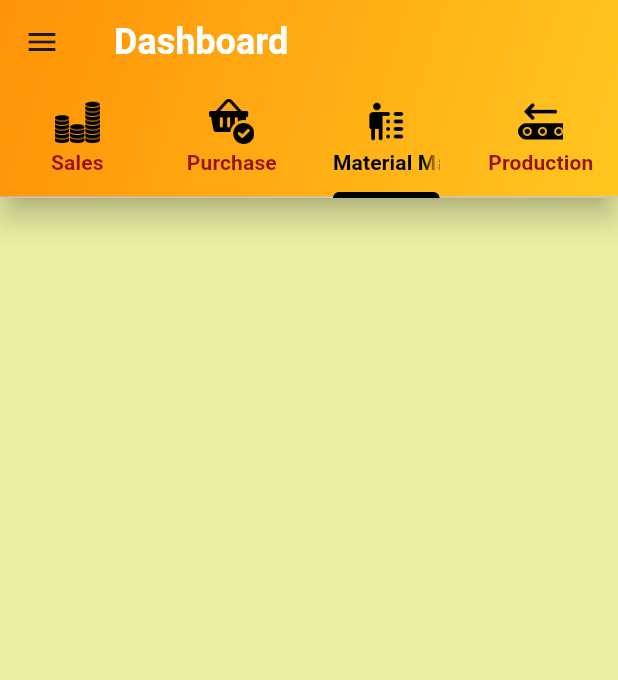
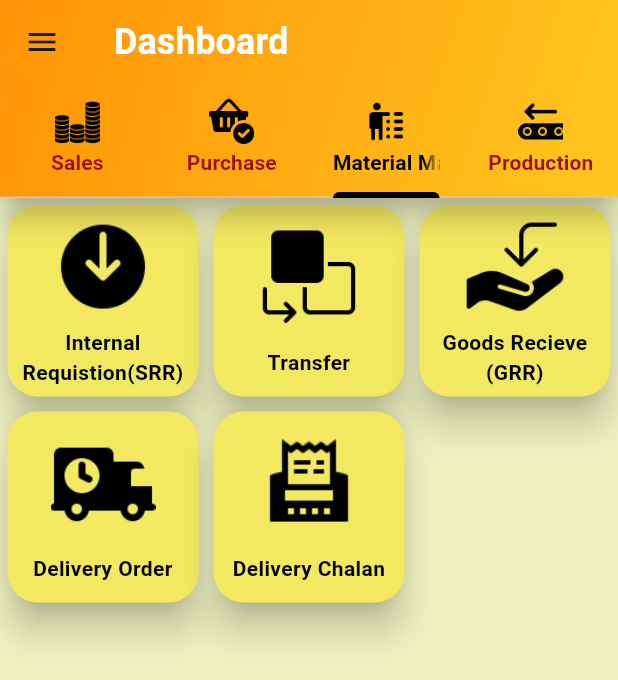
Before and after one commit to minhazmashfi/Niret_ERP, a Flutter app: the PanelPage screen opened directly, tab 3 chosen, on a phone screen of 412 x 824 dp. Shown: the top 680 px of the screen. Run offline on Flutter 3.47's test engine with Material 3 defaults, Android fonts, the phone set to English and light mode, and no system bars; our stand-ins replace get, google_fonts; missing offline and left inert: back_pressed; Roboto replaces fonts that are missing (Ubuntu).

Commit message:
Dashboard completed

```diff
--- a/lib/dashboard_tiles.dart
+++ b/lib/dashboard_tiles.dart
@@ -1,3 +1,5 @@
+//import 'dart:html';
+
 import 'package:flutter/material.dart';
 import 'package:google_fonts/google_fonts.dart';
 import 'package:niret_app/internal_sale.dart';
@@ -25,7 +27,7 @@ class DashboardTiles extends StatelessWidget {
            crossAxisAlignment: CrossAxisAlignment.center,
            children: [
             Image.asset(iconString,height:70,width:70),
-            Text(labelText,style: TextStyle(fontSize: 18,fontWeight: FontWeight.bold,color: Colors.black),)
+            Text(labelText,style: TextStyle(fontSize: 14,fontWeight: FontWeight.bold,color: Colors.black,),textAlign: TextAlign.center,)
 
            ]
            ),
--- a/lib/panel_page.dart
+++ b/lib/panel_page.dart
@@ -35,7 +35,7 @@ class _PanelPageState extends State<PanelPage> {
           ,alignment: Alignment.center));
         },
         child: Scaffold(
-          backgroundColor: Color.fromARGB(255, 236, 240, 164),
+          backgroundColor: Color.fromARGB(255, 239, 241, 193),
           drawer: Sidebar(),
           appBar: AppBar(
             elevation: 8,
@@ -68,7 +68,7 @@ class _PanelPageState extends State<PanelPage> {
 
         body: TabBarView(
           children: [
-           GridView.count(crossAxisCount: 4,childAspectRatio:(8/5) ,
+           GridView.count(crossAxisCount: 3,childAspectRatio:(65/65) ,
 
           children: [
 
@@ -82,7 +82,7 @@ class _PanelPageState extends State<PanelPage> {
 
           ),
 
-         GridView.count(crossAxisCount: 4,childAspectRatio:(8/5) ,
+         GridView.count(crossAxisCount: 3,childAspectRatio:(65/65) ,
 
           children: [
 
@@ -95,7 +95,20 @@ class _PanelPageState extends State<PanelPage> {
           ],
 
           ),
-        Column(),
+         GridView.count(crossAxisCount: 3,childAspectRatio:(65/65) ,
+
+          children: [
+
+            DashboardTiles('Internal Requistion(SRR)','assets/images/SRR.png'),
+            DashboardTiles('Transfer','assets/images/transfer.png'),
+            DashboardTiles('Goods Recieve (GRR)','assets/images/grr.png'),
+            DashboardTiles('Delivery Order','assets/images/delivery.png'),
+            DashboardTiles('Delivery Chalan','assets/images/Dc.png'),
+
+
+          ],
+
+          ),
         Column()
 
           ],
--- a/lib/shoelist_tiles.dart
+++ b/lib/shoelist_tiles.dart
@@ -17,12 +17,12 @@ class ShoeListTiles extends StatelessWidget {
   Widget build(context) {
 
     return Padding(
-        padding: const EdgeInsets.symmetric(vertical: 6, horizontal: 2),
+        padding: const EdgeInsets.symmetric(vertical: 2, horizontal: 2),
         child: Container(
           height: 60,
           decoration:
           BoxDecoration(
-              color: Color.fromARGB(255, 11, 253, 132),
+              color: Color.fromARGB(255, 89, 231, 160),
               border: Border.all(color: Color.fromARGB(255, 1, 61, 4), width: 2.5)),
           alignment: Alignment.centerLeft,
           child: Padding(padding:const EdgeInsets.only(left: 4) ,
--- a/pubspec.yaml
+++ b/pubspec.yaml
@@ -92,6 +92,12 @@ flutter:
    - assets/images/purchasereq.png
    - assets/images/saleoffer.png
    - assets/images/bill.png
+   - assets/images/delivery.png
+   - assets/images/grr.png
+   - assets/images/SRR.png
+   - assets/images/transfer.png
+   - assets/images/Dc.png
+
 
 
   # An image asset can refer to one or more resolution-specific "variants", see
```
Also changed, not shown: assets/images/Dc.png (added), assets/images/SRR.png (added), assets/images/delivery.png (added), assets/images/grr.png (added), assets/images/transfer.png (added).
